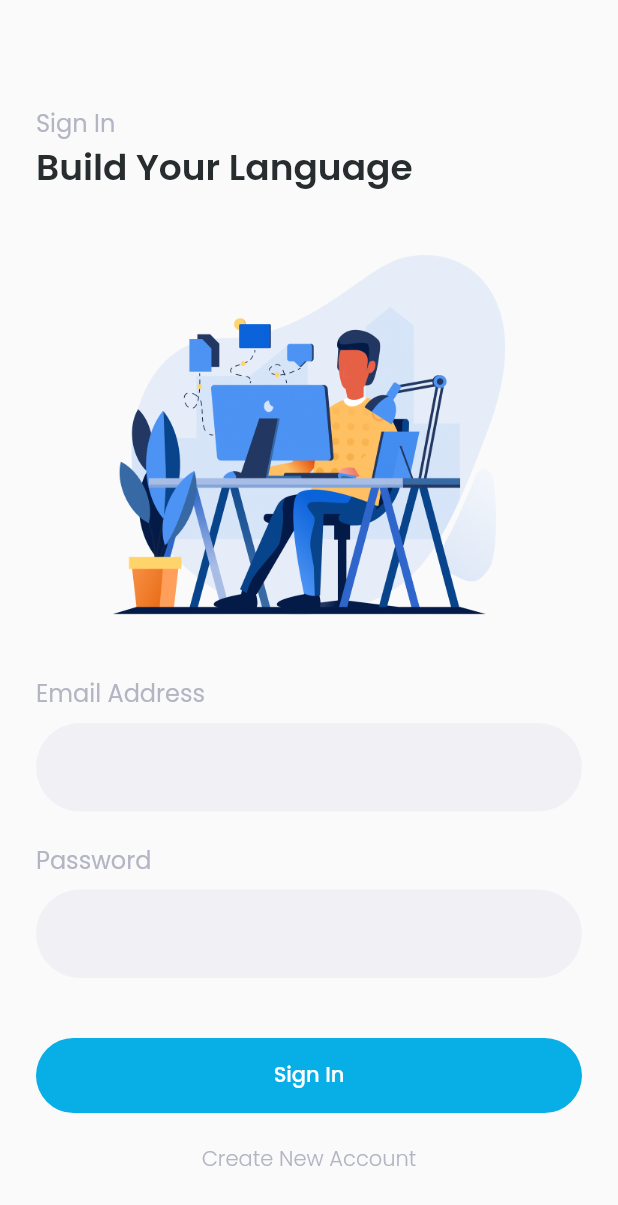
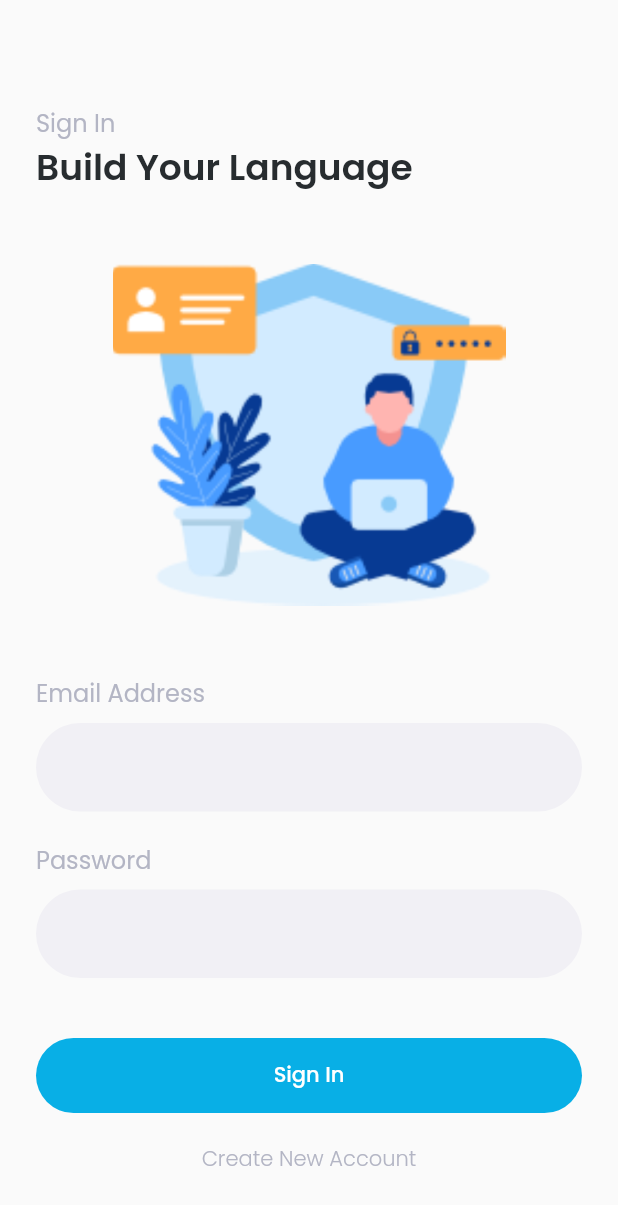
Before and after one commit to mhasan8801/upt_bahasa_polije-mobile, a Flutter app: the screen it shows after launch, after a tap on "Sign In", on a phone screen of 412 x 824 dp. Shown: the top 1205 px of the screen. Run offline on Flutter 3.47's test engine with Material 2 defaults, Android fonts, the phone set to English and light mode, and no system bars; our stand-ins replace email_validator, google_fonts.

Commit message:
Add Email Validator Sign In Page

```diff
--- a/lib/pages/signin_page.dart
+++ b/lib/pages/signin_page.dart
@@ -1,8 +1,17 @@
 import 'package:flutter/material.dart';
 import 'package:google_fonts/google_fonts.dart';
 import 'package:upt_bahasa_polije/theme.dart';
+import 'package:email_validator/email_validator.dart';
 
-class SignInPages extends StatelessWidget {
+class SignInPages extends StatefulWidget {
+  @override
+  State<SignInPages> createState() => _SignInPagesState();
+}
+
+class _SignInPagesState extends State<SignInPages> {
+  bool isEmailValid = true;
+
+  TextEditingController emailController = TextEditingController(text: '');
   @override
   Widget build(BuildContext context) {
     return MaterialApp(
@@ -26,7 +35,7 @@ class SignInPages extends StatelessWidget {
                 child: Column(
                   children: [
                     Image.asset(
-                      'assets/login.png',
+                      'assets/login1.png',
                       width: 262,
                       height: 240,
                     )
@@ -42,7 +51,22 @@ class SignInPages extends StatelessWidget {
                     style: titleTextStyle,
                   ),
                   SizedBox(height: 8),
-                  TextField(
+                  TextFormField(
+                    controller: emailController,
+                    onChanged: (value) {
+                      print(value);
+                      bool isValid = EmailValidator.validate(value);
+                      print(isValid);
+                      if (isValid) {
+                        setState(() {
+                          isEmailValid = true;
+                        });
+                      } else {
+                        setState(() {
+                          isEmailValid = false;
+                        });
+                      }
+                    },
                     decoration: InputDecoration(
                       fillColor: Color(0xffF1F0F5),
                       filled: true,
@@ -52,8 +76,17 @@ class SignInPages extends StatelessWidget {
                       ),
                       focusedBorder: OutlineInputBorder(
                         borderRadius: BorderRadius.circular(100),
-                        borderSide: BorderSide.none,
+                        borderSide: BorderSide(
+                          color: isEmailValid
+                              ? Color(0xff08AFE6)
+                              : Color(0xffFD4F56),
+                        ),
                       ),
+                      hintText: '',
+                    ),
+                    style: TextStyle(
+                      color:
+                          isEmailValid ? Color(0xff272C2F) : Color(0xffFD4F56),
                     ),
                   ),
                 ],
@@ -69,7 +102,8 @@ class SignInPages extends StatelessWidget {
                     style: titleTextStyle,
                   ),
                   SizedBox(height: 8),
-                  TextField(
+                  TextFormField(
+                    obscureText: true,
                     decoration: InputDecoration(
                       fillColor: Color(0xffF1F0F5),
                       filled: true,
@@ -79,9 +113,11 @@ class SignInPages extends StatelessWidget {
                       ),
                       focusedBorder: OutlineInputBorder(
                         borderRadius: BorderRadius.circular(100),
-                        borderSide: BorderSide.none,
+                        borderSide: BorderSide(color: Color(0xff08AFE6)),
                       ),
+                      hintText: '',
                     ),
+                    style: TextStyle(color: Color(0xff272C2F)),
                   ),
                 ],
               ),
@@ -107,7 +143,7 @@ class SignInPages extends StatelessWidget {
                 ),
               ),
               Padding(
-                padding: const EdgeInsets.only(top: 20, bottom: 5),
+                padding: const EdgeInsets.only(top: 20, bottom: 10),
                 child: Center(
                   child: Text(
                     'Create New Account',
--- a/pubspec.yaml
+++ b/pubspec.yaml
@@ -35,6 +35,7 @@ dependencies:
   # Use with the CupertinoIcons class for iOS style icons.
   cupertino_icons: ^1.0.2
   google_fonts: ^2.3.2
+  email_validator: ^2.0.1
 
 dev_dependencies:
   flutter_test:
```
Also changed, not shown: assets/login1.png (added), pubspec.lock.
